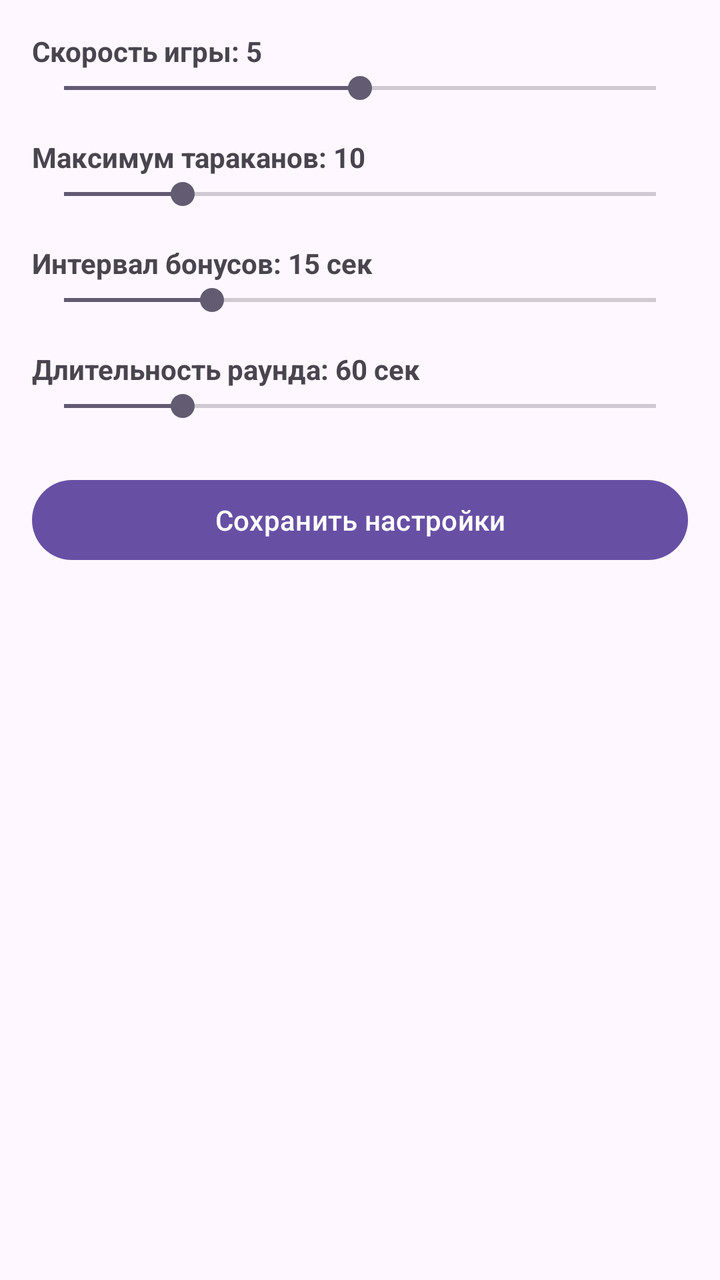
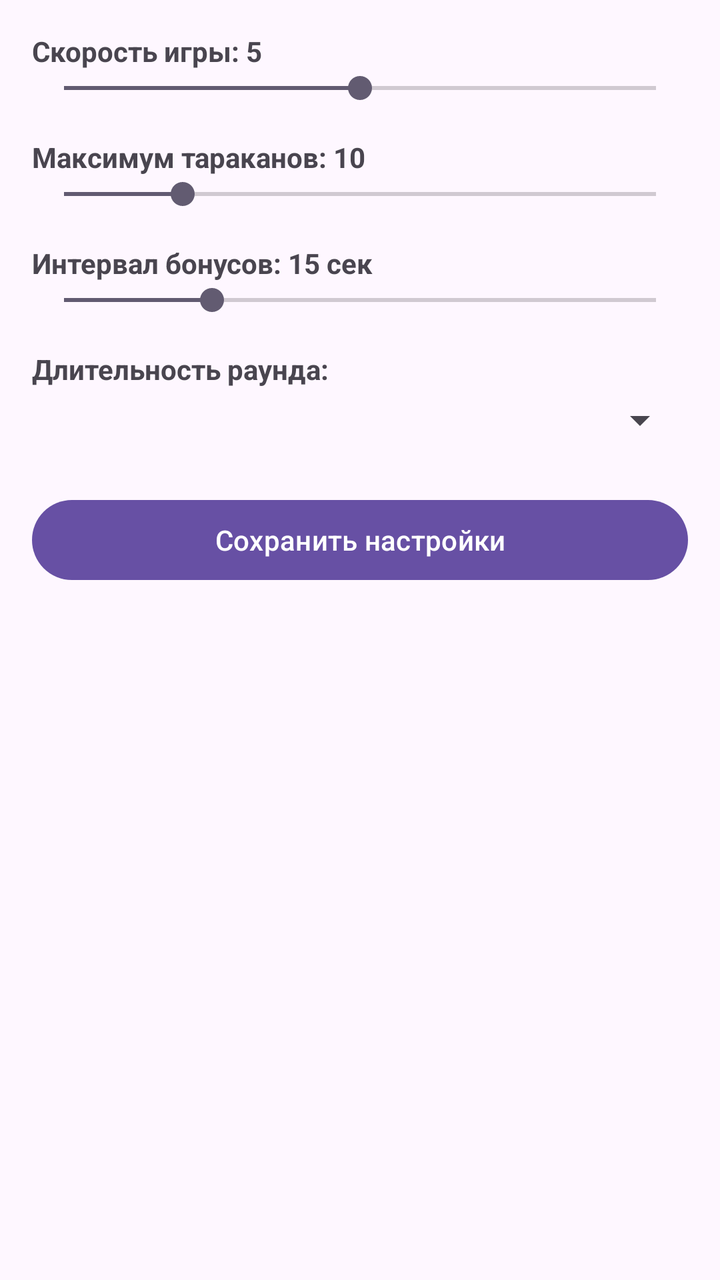

An Android layout rendered at two revisions. The XML below is the earlier revision; the diff shows what the commit changed to produce the second picture.
<!-- AndroidManifest.xml: application theme Theme.Juki -->
<!-- res/layout/fragment_settings.xml -->
<?xml version="1.0" encoding="utf-8"?>
<ScrollView xmlns:android="http://schemas.android.com/apk/res/android"
    android:layout_width="match_parent"
    android:layout_height="match_parent">

    <LinearLayout
        android:layout_width="match_parent"
        android:layout_height="wrap_content"
        android:orientation="vertical"
        android:padding="16dp">

        <TextView
            android:id="@+id/tvSpeedLabel"
            android:layout_width="wrap_content"
            android:layout_height="wrap_content"
            android:text="Скорость игры: 5"
            android:textStyle="bold" />

        <SeekBar
            android:id="@+id/seekSpeed"
            android:layout_width="match_parent"
            android:layout_height="wrap_content"
            android:max="10"
            android:progress="5" />

        <TextView
            android:id="@+id/tvRoachesLabel"
            android:layout_width="wrap_content"
            android:layout_height="wrap_content"
            android:layout_marginTop="16dp"
            android:text="Максимум тараканов: 10"
            android:textStyle="bold" />

        <SeekBar
            android:id="@+id/seekRoaches"
            android:layout_width="match_parent"
            android:layout_height="wrap_content"
            android:max="50"
            android:progress="10" />

        <TextView
            android:id="@+id/tvBonusLabel"
            android:layout_width="wrap_content"
            android:layout_height="wrap_content"
            android:layout_marginTop="16dp"
            android:text="Интервал бонусов: 15 сек"
            android:textStyle="bold" />

        <SeekBar
            android:id="@+id/seekBonus"
            android:layout_width="match_parent"
            android:layout_height="wrap_content"
            android:max="60"
            android:progress="15" />

        <TextView
            android:id="@+id/tvRoundLabel"
            android:layout_width="wrap_content"
            android:layout_height="wrap_content"
            android:layout_marginTop="16dp"
            android:text="Длительность раунда: 60 сек"
            android:textStyle="bold" />

        <SeekBar
            android:id="@+id/seekRound"
            android:layout_width="match_parent"
            android:layout_height="wrap_content"
            android:max="300"
            android:progress="60" />

        <Button
            android:id="@+id/btnSaveSettings"
            android:layout_width="match_parent"
            android:layout_height="wrap_content"
            android:layout_marginTop="24dp"
            android:text="Сохранить настройки" />

    </LinearLayout>
</ScrollView>
<!-- resources referenced by this layout -->
<resources>
  <style name="Theme.Juki" parent="Theme.Material3.DayNight.NoActionBar" />
</resources>

<!-- the commit's change to res/layout/fragment_settings.xml (unified diff, before → after) -->
@@ -54,19 +54,17 @@
             android:progress="15" />
 
         <TextView
-            android:id="@+id/tvRoundLabel"
             android:layout_width="wrap_content"
             android:layout_height="wrap_content"
             android:layout_marginTop="16dp"
-            android:text="Длительность раунда: 60 сек"
+            android:text="Длительность раунда:"
             android:textStyle="bold" />
 
-        <SeekBar
-            android:id="@+id/seekRound"
+        <Spinner
+            android:id="@+id/spinnerRoundTime"
             android:layout_width="match_parent"
             android:layout_height="wrap_content"
-            android:max="300"
-            android:progress="60" />
+            android:layout_marginTop="4dp" />
 
         <Button
             android:id="@+id/btnSaveSettings"
